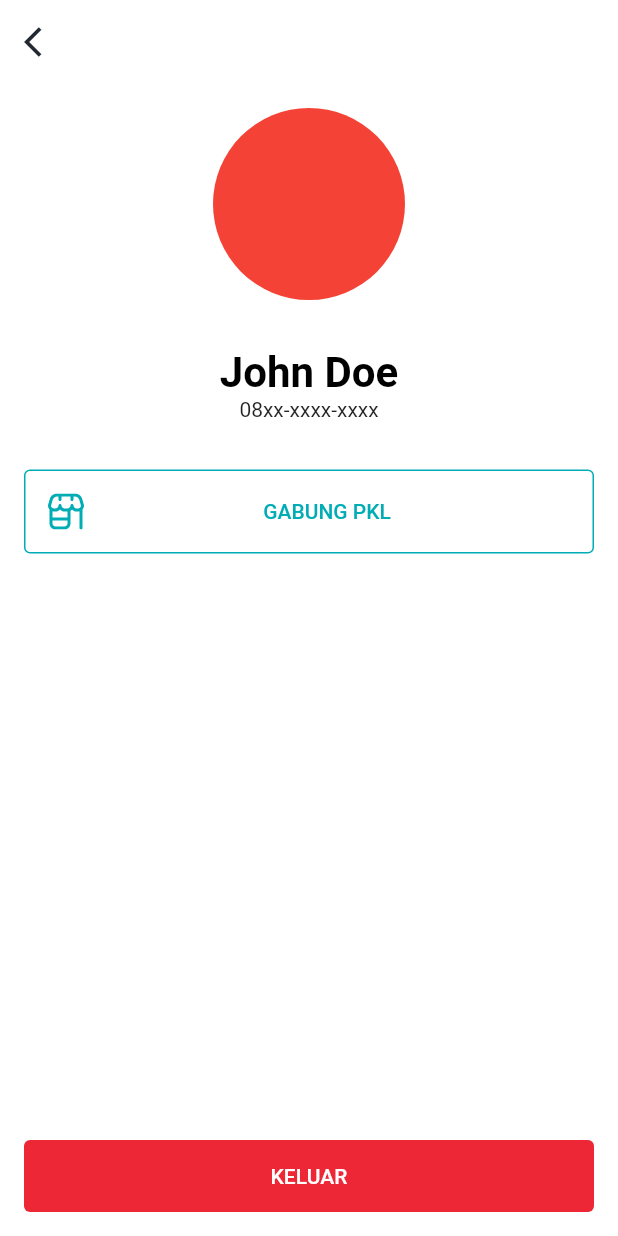
After one commit to LeToyek/mage8, a Flutter app: the AccountPage screen opened directly, on a phone screen of 412 x 824 dp. The commit adds this screen. Run offline on Flutter 3.47's test engine with Material 2 defaults, Android fonts, the phone set to English and light mode, and no system bars; our stand-ins replace flutter_riverpod, flutter_svg, google_fonts, smooth_page_indicator.

Commit message:
update Account Page

```diff
--- a/lib/main.dart
+++ b/lib/main.dart
@@ -29,6 +29,7 @@ class MyApp extends StatelessWidget {
             primary: pBlue,
             elevation: 0,
           )),
+          scaffoldBackgroundColor: Colors.white,
           textTheme: const TextTheme(
               headlineSmall: TextStyle(
                   fontSize: 20,
--- /dev/null
+++ b/lib/pages/Account_page.dart
@@ -0,0 +1,86 @@
+import 'package:flutter/material.dart';
+import 'package:flutter_svg/flutter_svg.dart';
+import 'package:mage8/constants/color.dart';
+
+class AccountPage extends StatelessWidget {
+  const AccountPage({Key? key}) : super(key: key);
+
+  @override
+  Widget build(BuildContext context) {
+    return Scaffold(
+      appBar: AppBar(
+        backgroundColor: background,
+        leading: IconButton(
+            onPressed: () {
+              Navigator.pop(context);
+            },
+            icon: const Icon(
+              Icons.arrow_back_ios,
+              color: onBackground,
+            )),
+        elevation: 0,
+      ),
+      body: Padding(
+        padding: const EdgeInsets.all(16.0),
+        child: Center(
+          child: Column(
+            children: [
+              CircleAvatar(
+                radius: 64,
+                backgroundColor: Colors.red,
+              ),
+              const SizedBox(
+                height: 32,
+              ),
+              Text(
+                "John Doe",
+                style: Theme.of(context).textTheme.headlineMedium,
+              ),
+              Text("08xx-xxxx-xxxx"),
+              const SizedBox(
+                height: 32,
+              ),
+              SizedBox(
+                width: double.infinity,
+                child: ElevatedButton(
+                    onPressed: () {},
+                    style: ElevatedButton.styleFrom(
+                        side: BorderSide(
+                            color: Theme.of(context).primaryColor, width: 1),
+                        primary: Colors.white),
+                    child: Padding(
+                      padding: const EdgeInsets.symmetric(vertical: 16),
+                      child: Row(
+                        children: [
+                          SvgPicture.asset('assets/icons/store.svg'),
+                          Spacer(),
+                          Text(
+                            "GABUNG PKL",
+                            style: TextStyle(color: pBlue),
+                          ),
+                          Spacer(),
+                          SizedBox()
+                        ],
+                      ),
+                    )),
+              ),
+              Spacer(),
+              SizedBox(
+                width: double.infinity,
+                child: ElevatedButton(
+                    onPressed: () {},
+                    style: ElevatedButton.styleFrom(primary: error),
+                    child: Padding(
+                      padding: const EdgeInsets.symmetric(vertical: 16.0),
+                      child: Center(
+                        child: Text("KELUAR"),
+                      ),
+                    )),
+              )
+            ],
+          ),
+        ),
+      ),
+    );
+  }
+}
--- a/lib/pages/homepage.dart
+++ b/lib/pages/homepage.dart
@@ -1,6 +1,7 @@
 import 'package:flutter/material.dart';
 import 'package:flutter_riverpod/flutter_riverpod.dart';
 import 'package:mage8/constants/color.dart';
+import 'package:mage8/pages/Account_page.dart';
 import 'package:mage8/provider/provider.dart';
 import 'package:mage8/widgets/vendorTile.dart';
 
@@ -19,8 +20,12 @@ class _HomePageState extends State<HomePage> {
         backgroundColor: Theme.of(context).primaryColor,
         leading: Container(
           margin: EdgeInsets.only(left: 24),
-          child: const Material(
-            shape: const CircleBorder(),
+          child: InkWell(
+            onTap: () => Navigator.push(context,
+                MaterialPageRoute(builder: (context) => const AccountPage())),
+            child: const Material(
+              shape: const CircleBorder(),
+            ),
           ),
         ),
         title: Container(
--- a/pubspec.yaml
+++ b/pubspec.yaml
@@ -72,6 +72,7 @@ flutter:
     - assets/images/search.svg
     - assets/images/dummy_bakso.jpg
     - assets/icons/interface.svg
+    - assets/icons/store.svg
 
   # An image asset can refer to one or more resolution-specific "variants", see
   # https://flutter.dev/assets-and-images/#resolution-aware.
```
Also changed, not shown: assets/icons/store.svg (added), lib/Model/Account.dart (added).
